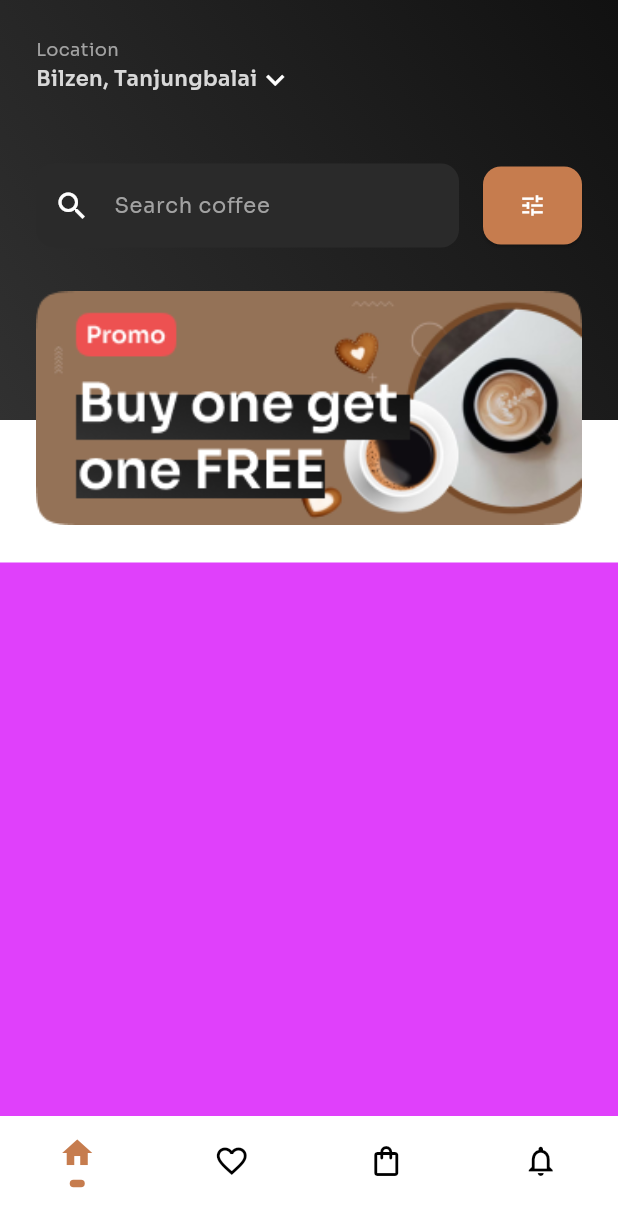
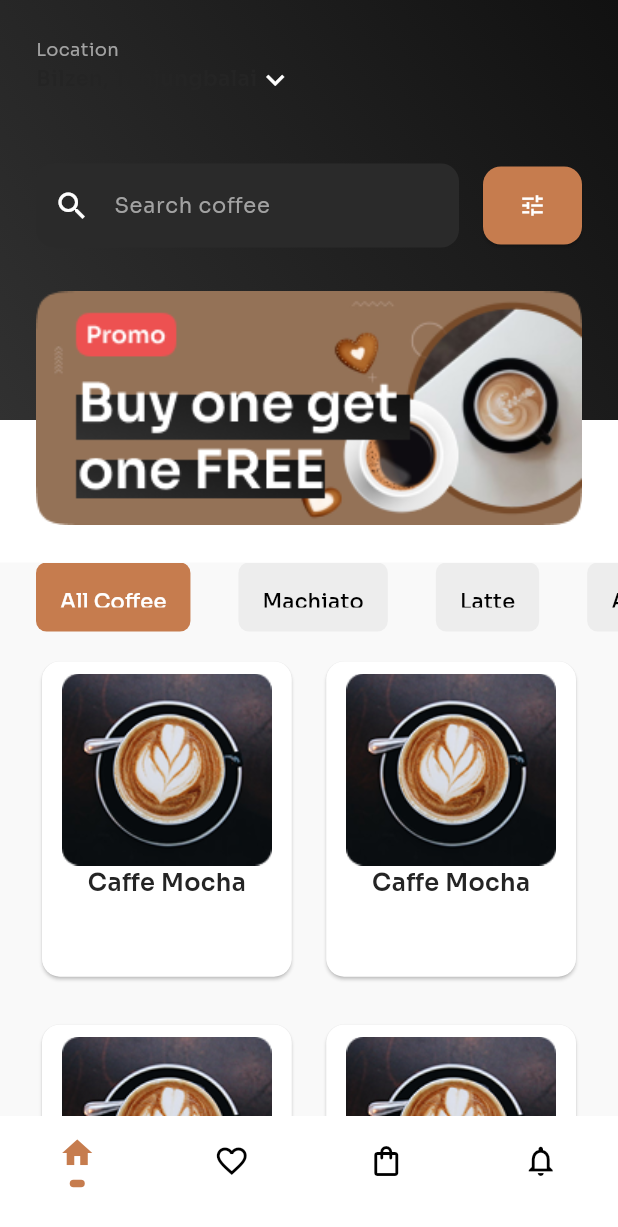
Before and after one commit to hridoykhandakar/coffee_shop, a Flutter app: the screen it shows after launch, after a tap on "Get Started", on a phone screen of 412 x 824 dp. Shown: the top 1227 px of the screen. Run offline on Flutter 3.47's test engine with Material 3 defaults, Android fonts, the phone set to English and light mode, and no system bars; drawn by our look-alikes of buttons_tabbar; our stand-ins replace flutter_riverpod, google_fonts.

Commit message:
Add AllCoffee widget and tab_item widget for home screen
- Implemented AllCoffee widget to display a grid of coffee items with images and titles.
- Created a reusable buildTab function for tab items in the home screen.

```diff
--- a/lib/constants/colors.dart
+++ b/lib/constants/colors.dart
@@ -3,7 +3,11 @@ import 'package:flutter/material.dart';
 class AppColors {
   static const Color primary = Color(0xFFC67C4E);
   static const Color textLight = Color(0xFFA2A2A2);
-  static const Color normalActive = Color(0xFFD8D8D8);
+  // static const Color normalActive = Color(0xFFD8D8D8);
   static const Color white = Color(0xFFFFFFFF);
+  static const Color whiteHover = Color(0xFFF9F9F9);
+  static const Color normalActive = Color(0xFF242424);
   static const Color normalHover = Color(0xFF2A2A2A);
+  static const Color unSelectTab = Color(0xFFEDEDED);
+  static const Color normal = Color(0xFF313131);
 }
--- a/lib/views/home_screen/home_screen.dart
+++ b/lib/views/home_screen/home_screen.dart
@@ -1,8 +1,23 @@
+import 'package:buttons_tabbar/buttons_tabbar.dart';
 import 'package:coffee_shop/constants/colors.dart';
+import 'package:coffee_shop/views/home_screen/widgets/all_coffee.dart';
 import 'package:flutter/material.dart';
 
-class HomeScreen extends StatelessWidget {
+class HomeScreen extends StatefulWidget {
   const HomeScreen({super.key});
+
+  @override
+  State<HomeScreen> createState() => _HomeScreenState();
+}
+
+class _HomeScreenState extends State<HomeScreen> with TickerProviderStateMixin {
+  late TabController _tabController;
+
+  @override
+  void initState() {
+    super.initState();
+    _tabController = TabController(length: 6, vsync: this);
+  }
 
   @override
   Widget build(BuildContext context) {
@@ -122,11 +137,67 @@ class HomeScreen extends StatelessWidget {
                 ),
               ],
             ),
+
             SizedBox(height: 95),
-            Expanded(child: Container(color: Colors.purpleAccent)),
+            Expanded(
+              child: Container(
+                color: AppColors.whiteHover,
+                child: Padding(
+                  padding: const EdgeInsets.only(left: 24),
+                  child: Column(
+                    children: [
+                      ButtonsTabBar(
+                        backgroundColor: AppColors.primary,
+                        unselectedBackgroundColor: AppColors.unSelectTab,
+
+                        controller: _tabController,
+                        onTap: (index) {
+                          _tabController.animateTo(index);
+                        },
+                        contentPadding: EdgeInsets.symmetric(
+                          horizontal: 16,
+                          vertical: 16,
+                        ),
+                        buttonMargin: EdgeInsets.only(right: 32),
+
+                        tabs: [
+                          Tab(text: 'All Coffee'),
+                          Tab(text: 'Machiato'),
+                          Tab(text: 'Latte'),
+                          Tab(text: "Americano"),
+                          Tab(text: 'Americano'),
+                          Tab(text: 'Americano'),
+                        ],
+                      ),
+                      SizedBox(height: 16),
+                      Expanded(
+                        child: TabBarView(
+                          controller: _tabController,
+                          children: [
+                            AllCoffee(),
+                            Center(child: Text('Content 2')),
+                            Center(child: Text('Content 3')),
+                            Center(child: Text('Content 3')),
+                            Center(child: Text('Content 3')),
+                            Center(child: Text('Content 4')),
+                          ],
+                        ),
+                      ),
+                    ],
+                  ),
+                ),
+              ),
+            ),
           ],
         ),
       ),
     );
   }
 }
+
+Widget buildTab(String text) {
+  return Container(
+    margin: const EdgeInsets.symmetric(horizontal: 8), // gap between tabs
+    child: Tab(text: text),
+  );
+}
--- /dev/null
+++ b/lib/views/home_screen/widgets/all_coffee.dart
@@ -0,0 +1,54 @@
+import 'package:coffee_shop/constants/colors.dart';
+import 'package:flutter/material.dart';
+
+class AllCoffee extends StatelessWidget {
+  const AllCoffee({super.key});
+
+  @override
+  Widget build(BuildContext context) {
+    return Container(
+      padding: EdgeInsets.only(right: 24),
+      // color: AppColors.whiteHover,
+      child: GridView.builder(
+        gridDelegate: SliverGridDelegateWithFixedCrossAxisCount(
+          crossAxisCount: 2,
+          crossAxisSpacing: 15,
+          mainAxisSpacing: 24,
+          childAspectRatio: 0.8,
+        ),
+        itemCount: 20,
+        itemBuilder: (BuildContext context, int index) {
+          return Card(
+            color: AppColors.white,
+
+            child: Padding(
+              padding: const EdgeInsets.only(
+                top: 8,
+                bottom: 12,
+                left: 8,
+                right: 8,
+              ),
+              child: Column(
+                children: [
+                  Stack(children: [Image.asset("assets/images/coffee.png")]),
+                  Column(
+                    children: [
+                      Text(
+                        "Caffe Mocha",
+                        style: TextStyle(
+                          fontSize: 16,
+                          fontWeight: FontWeight.w600,
+                          color: AppColors.normalActive,
+                        ),
+                      ),
+                    ],
+                  ),
+                ],
+              ),
+            ),
+          );
+        },
+      ),
+    );
+  }
+}
--- /dev/null
+++ b/lib/views/home_screen/widgets/tab_item.dart
@@ -0,0 +1,8 @@
+import 'package:flutter/material.dart';
+
+Widget buildTab(String text) {
+  return Container(
+    margin: const EdgeInsets.symmetric(horizontal: 8), // gap between tabs
+    child: Tab(text: text),
+  );
+}
--- a/pubspec.yaml
+++ b/pubspec.yaml
@@ -36,6 +36,7 @@ dependencies:
   http: ^1.5.0
   flutter_riverpod: ^2.6.1
   google_fonts: ^6.3.1
+  buttons_tabbar: ^1.3.15
 
 dev_dependencies:
   flutter_test:
```
Also changed, not shown: assets/images/coffee.png (added), pubspec.lock.
